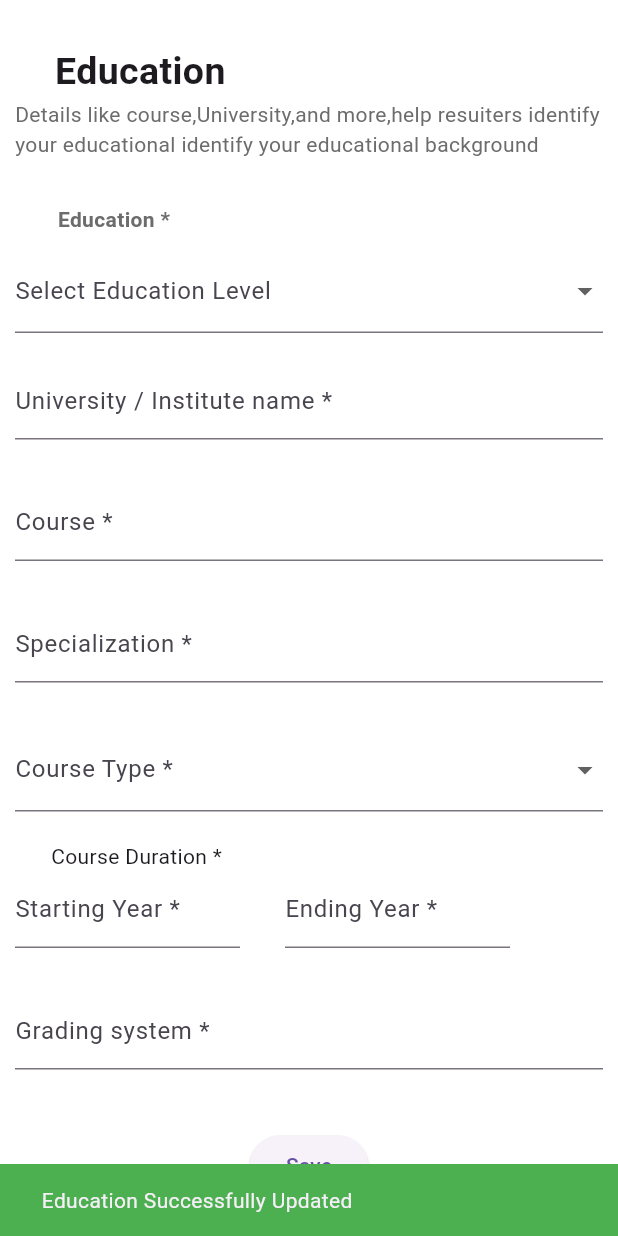
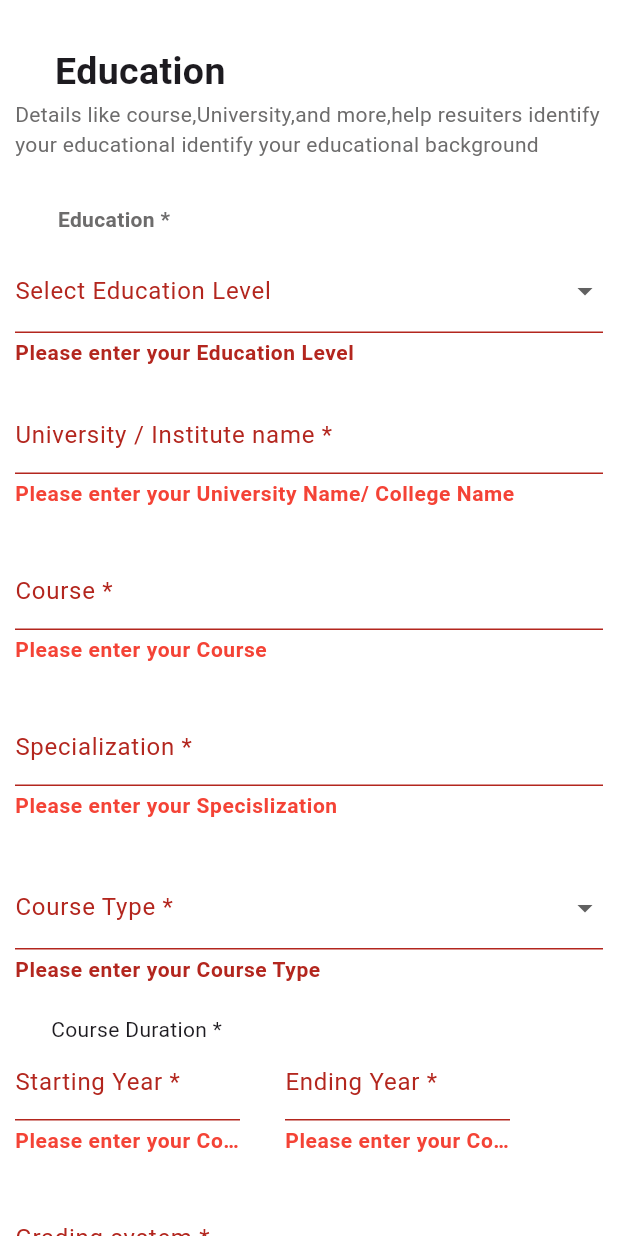
Before and after one commit to mariyavthomas/Job-mingle, a Flutter app: the AddnewEducation1 screen opened directly, after a tap on "Save", on a phone screen of 412 x 824 dp. Run offline on Flutter 3.47's test engine with Material 3 defaults, Android fonts, the phone set to English and light mode, and no system bars; our stand-ins replace bloc, cloud_firestore, equatable, file_picker, firebase_auth, firebase_core and 8 more; missing offline and left inert: border_bottom_navigation_bar; accounts and stored records are empty; project files that could hold a hidden picture were left out.

Commit message:
last commit

```diff
--- a/lib/application/get_all_job/get_all_jobs_event.dart
+++ b/lib/application/get_all_job/get_all_jobs_event.dart
@@ -10,3 +10,9 @@ class LoadJobs extends GetAllJobsEvent{}
 class FetchJobs extends GetAllJobsEvent{
 
 }
+class FilterJobsByName extends GetAllJobsEvent{
+  final JobModel selectedJob;
+  FilterJobsByName({required this.selectedJob});
+  @override
+  List<Object> get props =>[selectedJob];
+}
--- a/lib/application/get_all_job/get_all_jobs_state.dart
+++ b/lib/application/get_all_job/get_all_jobs_state.dart
@@ -23,3 +23,11 @@ class PostErrorState extends GetAllJobsState{
  PostErrorState({required this.error});
 
 }
+
+class FilteredJobLoaded extends GetAllJobsState{
+  final List<JobModel>filteredjobs;
+  FilteredJobLoaded({required this.filteredjobs});
+ @override
+  List<Object> get props => [filteredjobs];
+
+}
--- a/lib/presentaion/screen/user/profile/screen/intriduction.dart
+++ b/lib/presentaion/screen/user/profile/screen/intriduction.dart
@@ -32,6 +32,7 @@ class _IntroductionState extends State<Introduction> {
   @override
   void initState() {
     super.initState();
+    //context.read<ProfileBloc>().add(GetUserEvent());
     _fullNameController = TextEditingController(text: widget.name);
     _headlineController = TextEditingController(text: "Looking for jobs requiring following skills:");
 
--- a/lib/presentaion/screen/user/profile/screen/neweducation.dart
+++ b/lib/presentaion/screen/user/profile/screen/neweducation.dart
@@ -5,6 +5,7 @@ import 'package:jobmingle/domin/models/user_model.dart';
 import 'package:jobmingle/presentaion/screen/user/profile/screen/intriduction.dart';
 import 'package:jobmingle/utils/customcolor.dart';
 import 'package:jobmingle/utils/cutomtextformfil.dart';
+import 'package:jobmingle/utils/validator.dart';
 
 class AddnewEducation1 extends StatefulWidget {
   const AddnewEducation1({super.key});
@@ -39,6 +40,7 @@ String? selectcoursetype;
 String? selectvalueducation;
 
 class _AddnewEducationState extends State<AddnewEducation1> {
+
   @override
   Widget build(BuildContext context) {
     return SafeArea(
@@ -82,6 +84,7 @@ class _AddnewEducationState extends State<AddnewEducation1> {
                     height: 10,
                   ),
                   DropdownButtonFormField<String>(
+                    validator: (value) => Validator().educationlevel(value),
                       decoration: InputDecoration(
                         labelText: 'Select Education Level',
 
@@ -102,19 +105,20 @@ class _AddnewEducationState extends State<AddnewEducation1> {
                       SizedBox(
                         height: 20,
                       ),
-                      CustomTextFormField(controller: universityinstitutenamecontroller, hintText: "", labeltext: 'University / Institute name *'),
+                      CustomTextFormField(controller: universityinstitutenamecontroller, hintText: "", labeltext: 'University / Institute name *',validator: (value) => Validator().universityname(value),),
                       SizedBox(
                         height: 20,
                       ),
-                      CustomTextFormField(controller: coursecontroller, hintText: '', labeltext: 'Course *'),
+                      CustomTextFormField(controller: coursecontroller, hintText: '', labeltext: 'Course *',validator: (value) => Validator().course(value),),
                       SizedBox(
                         height: 20,
                       ),
-                       CustomTextFormField(controller: specializationcontroller, hintText: '', labeltext: 'Specialization *'),
+                       CustomTextFormField(controller: specializationcontroller, hintText: '', labeltext: 'Specialization *',validator: (value) => Validator().specislization(value),),
                        SizedBox(
                         height: 20,
                       ),
                         DropdownButtonFormField<String>(
+                          validator: (value) => Validator().coursetype(value),
                       decoration: InputDecoration(
                         labelText: 'Course Type *',
 
@@ -144,20 +148,22 @@ class _AddnewEducationState extends State<AddnewEducation1> {
                     children: [
                        SizedBox(
                         width: 150,
-                        child: CustomTextFormField(controller: coursestartingcontroller, hintText: "", labeltext: "Starting Year *")),
+                        child: CustomTextFormField(
+
+                          controller: coursestartingcontroller, hintText: "", labeltext: "Starting Year *",validator: (value) => Validator().coursestating(value),)),
                         SizedBox(
                           width: 30,
                         ),
                       SizedBox(
                          width: 150,
-                        child: CustomTextFormField(controller: courseendingcontroller, hintText: "", labeltext: "Ending Year *")),
+                        child: CustomTextFormField(controller: courseendingcontroller, hintText: "", labeltext: "Ending Year *",validator: (value) => Validator().courseending(value),)),
 
                     ],
                    ),
                    SizedBox(
                     height: 20,
                    ),
-                   CustomTextFormField(controller: gradingsystemcontroller, hintText: '% Marks of 100 Maximum', labeltext: 'Grading system *'),
+                   CustomTextFormField(controller: gradingsystemcontroller, hintText: '% Marks of 100 Maximum', labeltext: 'Grading system *',validator: (value) => Validator().grade(value),),
                    SizedBox(
                     height: 30,
                    ),
--- a/lib/utils/validator.dart
+++ b/lib/utils/validator.dart
@@ -58,16 +58,73 @@ class Validator {
 }
 
 
-// String? confirmPasswordValidator(String? value, String? originalPassword) {
-//   if (value == null || value.isEmpty) {
-//     return 'Please confirm your password';
-//   }
+//----------EducationLevel ---------//
 
-//   if (value != originalPassword) {
-//     return 'Passwords do not match';
-//   }
+String? educationlevel(String? value) {
+    if (value == null || value.isEmpty) {
+      return 'Please enter your Education Level';
+    }
 
-//   return null;
-// }
+    return null;
+  }
+
+//---------Universityname------//
+String? universityname(String? value) {
+    if (value == null || value.isEmpty) {
+      return 'Please enter your University Name/ College Name';
+    }
+
+    return null;
+  }
+  //----------Course-----------//
+  String? course(String? value) {
+    if (value == null || value.isEmpty) {
+      return 'Please enter your Course';
+    }
+
+    return null;
+  }
+  //-----Specislization------///
+  String? specislization(String? value) {
+    if (value == null || value.isEmpty) {
+      return 'Please enter your Specislization';
+    }
+
+    return null;
+  }
+
+  //------CourseType-------//
+   String? coursetype(String? value) {
+    if (value == null || value.isEmpty) {
+      return 'Please enter your Course Type';
+    }
+
+    return null;
+  }
+//----- CouseDuration -----//
+ String? coursestating(String? value) {
+    if (value == null || value.isEmpty) {
+      return 'Please enter your Course Staring Year';
+    }
+
+    return null;
+  }
+
+   String? courseending(String? value) {
+    if (value == null || value.isEmpty) {
+      return 'Please enter your Course Ending Year';
+    }
+
+    return null;
+  }
+//-------grade------///
+ String? grade(String? value) {
+    if (value == null || value.isEmpty) {
+      return 'Please enter your grade';
+    }
+
+    return null;
+  }
+
 
 }
```
Also changed, not shown: lib/application/get_all_job/get_all_jobs_bloc.dart (+16 -0 lines), lib/presentaion/screen/user/alljobs/Screen/all_job.dart (+6 -4 lines), lib/presentaion/screen/user/detjobs/screen/detailed_job.dart (+41 -6 lines), lib/presentaion/screen/user/profile/screen/profile.dart (+7 -5 lines).
